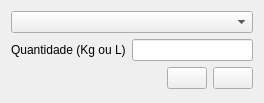
Above: src/gui/selectingredient.ui from vitorgil/gescoice before the change. Below: the same form after it.
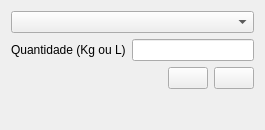
That is the form after the change. Icons and pictures are not drawn.

Commit message: Improve sizing and centering of widgets

```diff
--- a/src/gui/selectingredient.ui
+++ b/src/gui/selectingredient.ui
@@ -9,8 +9,8 @@
    <rect>
     <x>0</x>
     <y>0</y>
-    <width>264</width>
-    <height>103</height>
+    <width>265</width>
+    <height>130</height>
    </rect>
   </property>
   <property name="sizePolicy">
```
The commit also changes 7 other files.
